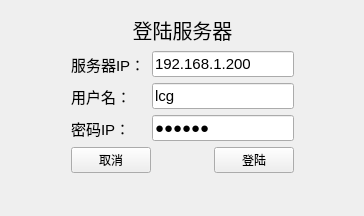
Above: loginwindow.ui from George-sudo/AST1520ClientUpgradeTool before the change. Below: the same form after it.
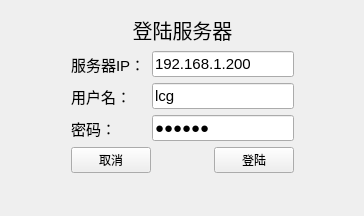
That is the form after the change.

Patch:
```diff
--- a/loginwindow.ui
+++ b/loginwindow.ui
@@ -113,7 +113,7 @@
               </font>
              </property>
              <property name="text">
-              <string>密码IP：</string>
+              <string>密码：</string>
              </property>
             </widget>
            </item>
```
